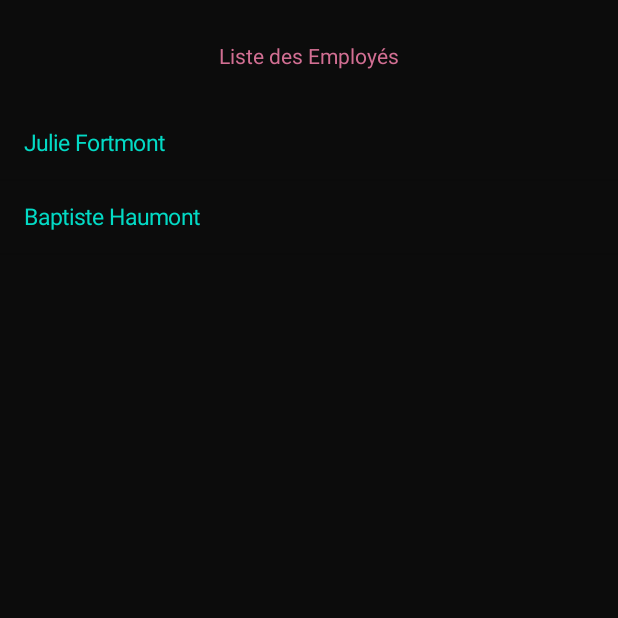
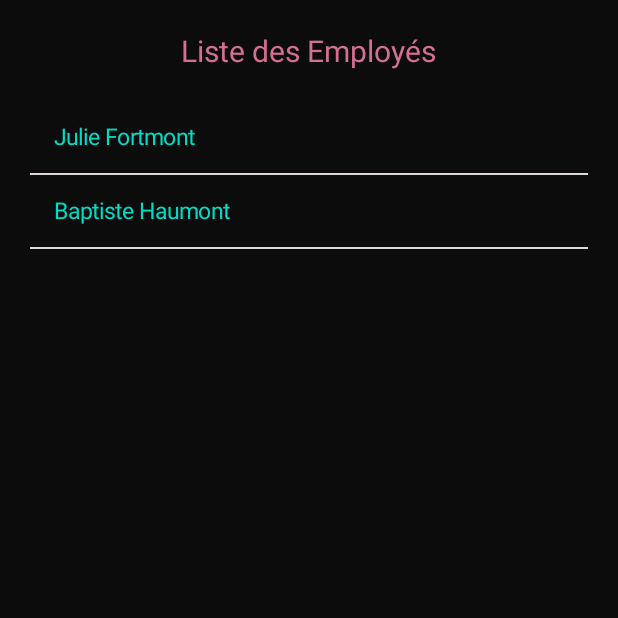
Before and after one commit to Linow77/Miclabs, an Android app: the Employee_activity screen opened directly, with no data from a screen before it, on a phone screen of 412 x 824 dp, the top half of it. Run offline under Robolectric (Android 15) with nearby library versions, the phone set to English and light mode, and no system bars.

Commit message:
Dernières modifs

```diff
--- a/app/src/main/java/com/example/miclabs/Employee_activity.java
+++ b/app/src/main/java/com/example/miclabs/Employee_activity.java
@@ -39,22 +39,20 @@ public class Employee_activity extends AppCompatActivity {
 
         //Connexion au serveur
        /* System.out.println("DEBUT THREAD");
-        //new ConnectionTask().execute();
         new Thread(new client()).start();
-
         System.out.println("FIN THREAD");*/
 
-        //Liste à remplir avec les noms des employés
+        //Liste à remplir avec les noms et prénoms des employés
         List<String> list_name_employees = new ArrayList<>();
 
         String[] emp1 = getResources().getStringArray(R.array.employee1_info);
         String[] emp2 = getResources().getStringArray(R.array.employee2_info);
 
         //Récupérer tous les employées (id, nom, prénom)
-
+        //serveur
         //Les mettre dans la liste
 
-        //a enlever
+        //Employés codés en dur
         final Employee_Data Julie = new Employee_Data(0, "Julie", "Fortmont",
                 "jfortmont@miclabs.com", "mdela@miclabs.com",
                 2);
@@ -69,7 +67,7 @@ public class Employee_activity extends AppCompatActivity {
         //création de la listview
         employeeListView = findViewById(R.id.listView);
 
-        // Create an ArrayAdapter from List
+        // Création d'un élément de la listview
         ArrayAdapter<String> arrayAdapter = new ArrayAdapter<String>
                 (this, android.R.layout.simple_list_item_1, list_name_employees){
             @Override
@@ -82,17 +80,13 @@ public class Employee_activity extends AppCompatActivity {
 
                 // Set the text color of TextView (ListView Item)
                 tv.setTextColor(getResources().getColor(R.color.colorAccent));
-                tv.setTextSize(15);
+                tv.setTextSize(15); //sp
 
                 // Generate ListView Item using TextView
                 return view;
             }
         };
         employeeListView.setAdapter(arrayAdapter);
-
-
-        //final ArrayAdapter<String> adapter = new ArrayAdapter<>(Employee_activity.this,
-               // android.R.layout.simple_list_item_1,list_name_employees);
 
 
         // OnClickListener on ListView
@@ -163,44 +157,4 @@ public class Employee_activity extends AppCompatActivity {
         }
     }
 
-    /*class ConnectionTask extends AsyncTask<Void,Void,String>
-    {
-
-        public String doInBackground(Void...params)
-        {
-            String ret = null;
-            BufferedReader in = null;
-            PrintWriter out = null;
-            Socket socket = null;
-
-            try {
-                socket = new Socket("192.168.43.228", 12805);	//adresse IP du serveur
-                in = new BufferedReader (new InputStreamReader(socket.getInputStream()));
-                out = new PrintWriter(socket.getOutputStream());
-
-                out.println("TEST");
-                ret = in.readLine();
-            } catch (Exception ex) {
-                // on utilise Log sous android !
-                Log.e("ConnectionTask","Failure !0",ex);
-            }finally {
-                // il faut tout fermer hein !!!
-                if (out != null) out.close();
-                if (in != null)
-                    try {
-                        in.close();
-                    } catch (Exception ex1) {
-                        Log.e("ConnectionTask","Failure !1",ex1);
-                    }
-                try {
-                    socket.close();
-                } catch (Exception ex2) {
-                    Log.e("ConnectionTask","Failure !2",ex2);
-                }
-            }
-            return ret;
-        }
-
-
-    }*/
 }
--- a/app/src/main/res/layout/activity_employee_activity.xml
+++ b/app/src/main/res/layout/activity_employee_activity.xml
@@ -7,29 +7,39 @@
     android:background="@color/back"
     tools:context=".Employee_activity">
 
+    <LinearLayout
+        android:layout_width="0dp"
+        android:layout_height="match_parent"
+        android:layout_margin="20dp"
+        android:orientation="vertical"
+        app:layout_constraintBottom_toBottomOf="parent"
+        app:layout_constraintEnd_toEndOf="parent"
+        app:layout_constraintStart_toStartOf="parent"
+        app:layout_constraintTop_toTopOf="parent">
+
         <TextView
             android:id="@+id/textView"
             android:layout_width="wrap_content"
-        android:layout_height="68dp"
-        android:layout_marginStart="68dp"
-        android:layout_marginLeft="68dp"
-        android:layout_marginTop="3dp"
-        android:layout_marginEnd="69dp"
-        android:layout_marginRight="69dp"
+            android:layout_height="wrap_content"
             android:gravity="center"
+            android:layout_gravity="center"
             android:text="@string/employe"
-        android:textColor="@color/notifLogo"
+            android:textColor="@color/colorTitle"
             app:layout_constraintEnd_toEndOf="parent"
-        app:layout_constraintStart_toStartOf="parent"
-        app:layout_constraintTop_toTopOf="parent"
-        tools:textSize="32sp" />
+            app:layout_constraintStart_toStartOf="@id/listView"
+            app:layout_constraintTop_toTopOf="@id/listView"
+            android:textSize="20sp" />
 
         <ListView
             android:id="@+id/listView"
-        android:layout_width="wrap_content"
+            android:layout_width="match_parent"
             android:layout_height="642dp"
+            android:layout_marginTop="20dp"
+            android:divider="#DFDAD9"
+            android:dividerHeight="1dp"
             app:layout_constraintStart_toStartOf="parent"
             app:layout_constraintTop_toBottomOf="@+id/textView" />
+    </LinearLayout>
 
 
 </androidx.constraintlayout.widget.ConstraintLayout>
--- a/app/src/main/res/values/colors.xml
+++ b/app/src/main/res/values/colors.xml
@@ -6,5 +6,5 @@
     <color name="back">#0C0C0C</color>
     <color name="mapLogo">#79D3D3</color>
     <color name="employeLogo">#A1A6B6</color>
-    <color name="notifLogo">#D26F93</color>
+    <color name="colorTitle">#D26F93</color>
 </resources>
--- a/app/src/main/res/values/strings.xml
+++ b/app/src/main/res/values/strings.xml
@@ -7,7 +7,7 @@
     <string name="button">Button</string>
     <string name="contact">Contact</string>
     <string name="employe">Liste des Employés</string>
-    <string name="map">Map</string>
+    <string name="map">Localisation du robot</string>
     <string name="profile_picture">Profile_picture</string>
     <string name="Employee_name">Nom</string>
     <string name="Employee_first_name">Prénom</string>
@@ -15,4 +15,6 @@
     <string name="chief_contact">Personne à contacter</string>
     <string name="employee_id">Id</string>
     <string name="basic_mail_adress">adresse@mail.com</string>
+    <string name="robotlocalisation">RobotLocalisation</string>
+    <string name="mail_box_example">mail_box_photo</string>
 </resources>
```
Also changed, not shown: app/src/main/res/layout/activity_contact.xml (+18 -13 lines), app/src/main/res/layout/activity_main.xml (+15 -19 lines), app/src/main/res/layout/activity_map.xml (+24 -6 lines), app/src/main/res/layout/employee_data.xml (+10 -13 lines), app/src/main/res/drawable/mail_image.png (added), app/src/main/res/drawable/map.png (added). Lines whose indentation alone changed are shown as unchanged.
